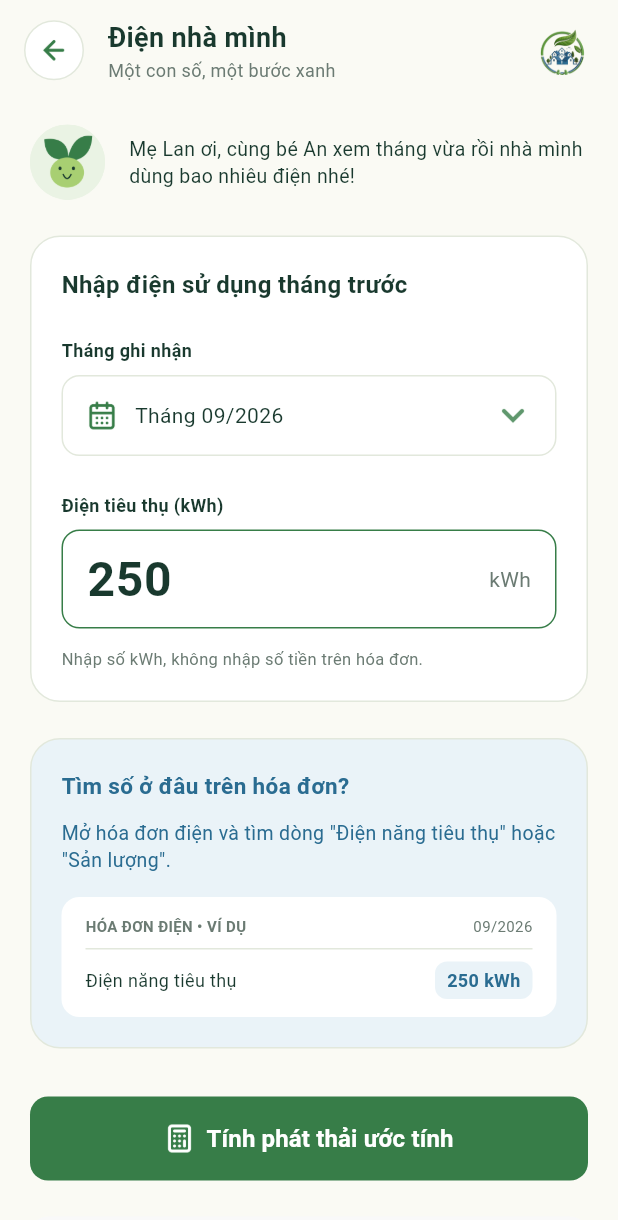
After one commit to HoangAnhEm/SPEI-Community-App, a Flutter app: the InputElectricityScreen screen opened by its route, on a phone screen of 412 x 824 dp. The commit adds this screen. Shown: the top 1220 px of the screen. Run offline on Flutter 3.47's test engine with Material 3 defaults, Android fonts, the phone set to English and light mode, and no system bars; our stand-ins replace dio, flutter_bloc, flutter_secure_storage, get_it, go_router, pinput and 1 more; accounts and stored records are empty.

Commit message:
feat: electricity input Ui

```diff
--- a/lib/src/config/routes/app_routes.dart
+++ b/lib/src/config/routes/app_routes.dart
@@ -10,6 +10,7 @@ import '../../presentation/screens/auth/register_step3_screen.dart';
 import '../../presentation/screens/auth/recovery_step1_screen.dart';
 import '../../presentation/screens/auth/recovery_step3_screen.dart';
 import '../../presentation/screens/main/main_layout_screen.dart';
+import '../../presentation/screens/electricity/input_electricity_screen.dart';
 import '../di/di.dart';
 import '../../presentation/blocs/auth/auth_bloc.dart';
 import '../../presentation/blocs/auth/auth_state.dart';
@@ -54,6 +55,10 @@ final GoRouter appRouter = GoRouter(
     GoRoute(
       path: '/',
       builder: (context, state) => const MainLayoutScreen(),
+    ),
+    GoRoute(
+      path: '/input-electricity',
+      builder: (context, state) => const InputElectricityScreen(),
     ),
     GoRoute(
       path: '/onboarding',
--- a/lib/src/core/constants/app_colors.dart
+++ b/lib/src/core/constants/app_colors.dart
@@ -10,7 +10,7 @@ class AppColors {
   static const Color errorBg = Color(0xFFFEEFEF);
   static const Color successBg = Color(0xFFEAF3E4);
   static const Color blueBg = Color(0xFFEAF3F8);
-  static const Color divider = Color(0xFFE5E9E7);
+  static const Color divider = Color(0xFFE2E8DC);
   static const Color warning = Color(0xFFB37322);
   static const Color warningBg = Color(0xFFFFF4E5);
   static const Color greyText = Color(0xFF6B7B73);
--- a/lib/src/presentation/screens/auth/login_screen.dart
+++ b/lib/src/presentation/screens/auth/login_screen.dart
@@ -195,7 +195,7 @@ class _LoginScreenViewState extends State<_LoginScreenView> {
                         Container(
                           padding: const EdgeInsets.all(16),
                           decoration: BoxDecoration(
-                            color: AppColors.primary,
+                            color: AppColors.errorBg,
                             borderRadius: BorderRadius.circular(12),
                           ),
                           child: Row(
--- a/lib/src/presentation/screens/auth/register_step3_screen.dart
+++ b/lib/src/presentation/screens/auth/register_step3_screen.dart
@@ -57,7 +57,7 @@ class RegisterStep3Screen extends StatelessWidget {
                 decoration: BoxDecoration(
                   color: AppColors.successBg,
                   borderRadius: BorderRadius.circular(16),
-                  border: Border.all(color: Colors.green.withOpacity(0.1)),
+                  border: Border.all(color: AppColors.divider),
                 ),
                 child: Column(
                   children: [
@@ -94,7 +94,7 @@ class RegisterStep3Screen extends StatelessWidget {
                 decoration: BoxDecoration(
                   color: Colors.white,
                   borderRadius: BorderRadius.circular(16),
-                  border: Border.all(color: Colors.grey.shade200),
+                  border: Border.all(color: AppColors.divider),
                 ),
                 child: Column(
                   crossAxisAlignment: CrossAxisAlignment.start,
--- /dev/null
+++ b/lib/src/presentation/screens/electricity/input_electricity_screen.dart
@@ -0,0 +1,303 @@
+import 'package:flutter/material.dart';
+import '../../../../src/core/constants/app_colors.dart';
+import '../../widgets/primary_button.dart';
+import '../../widgets/custom_app_bar.dart';
+
+class InputElectricityScreen extends StatefulWidget {
+  const InputElectricityScreen({super.key});
+
+  @override
+  State<InputElectricityScreen> createState() => _InputElectricityScreenState();
+}
+
+class _InputElectricityScreenState extends State<InputElectricityScreen> {
+  final TextEditingController _kwhController = TextEditingController(text: '250');
+
+  @override
+  void dispose() {
+    _kwhController.dispose();
+    super.dispose();
+  }
+
+  @override
+  Widget build(BuildContext context) {
+    return Scaffold(
+      backgroundColor: AppColors.background,
+      body: SafeArea(
+        child: Column(
+          children: [
+            const CustomAppBar(
+              title: 'Điện nhà mình',
+              subtitle: 'Một con số, một bước xanh',
+            ),
+            Expanded(
+              child: SingleChildScrollView(
+                padding: const EdgeInsets.symmetric(horizontal: 20.0, vertical: 16.0),
+                child: Column(
+                  crossAxisAlignment: CrossAxisAlignment.start,
+                  children: [
+                    _buildTopBanner(),
+                    const SizedBox(height: 24),
+                    _buildFormCard(),
+                    const SizedBox(height: 24),
+                    _buildHelpCard(),
+                    const SizedBox(height: 32),
+                    PrimaryButton(
+                      text: 'Tính phát thải ước tính',
+                      iconPath: 'assets/icons/ic_calculator.png',
+                      fallbackIcon: Icons.calculate_outlined,
+                      onPressed: () {
+                        // TODO: Calculate emission
+                      },
+                    ),
+                    const SizedBox(height: 24),
+                    _buildInfoFooter(),
+                    const SizedBox(height: 24),
+                    const Center(
+                      child: Text(
+                        'Bản mẫu giao diện • Dữ liệu minh họa',
+                        style: TextStyle(fontSize: 10, color: AppColors.greyText),
+                      ),
+                    ),
+                    const SizedBox(height: 24),
+                  ],
+                ),
+              ),
+            ),
+          ],
+        ),
+      ),
+    );
+  }
+
+  Widget _buildTopBanner() {
+    return Row(
+      crossAxisAlignment: CrossAxisAlignment.center,
+      children: [
+        Container(
+          width: 50,
+          height: 50,
+          decoration: const BoxDecoration(
+            color: AppColors.successBg,
+            shape: BoxShape.circle,
+          ),
+          child: Center(
+            child: Image.asset(
+              'assets/icons/ic_sprout_smile.png',
+              width: 50,
+              height: 50,
+              errorBuilder: (context, error, stackTrace) => const Icon(Icons.eco, color: AppColors.primary, size: 24),
+            ),
+          ),
+        ),
+        const SizedBox(width: 16),
+        const Expanded(
+          child: Text(
+            'Mẹ Lan ơi, cùng bé An xem tháng vừa rồi nhà mình dùng bao nhiêu điện nhé!',
+            style: TextStyle(fontSize: 13, color: AppColors.darkText, height: 1.4),
+          ),
+        ),
+      ],
+    );
+  }
+
+  Widget _buildFormCard() {
+    return Container(
+      padding: const EdgeInsets.all(20),
+      decoration: BoxDecoration(
+        color: Colors.white,
+        borderRadius: BorderRadius.circular(20),
+        border: Border.all(color: AppColors.divider),
+      ),
+      child: Column(
+        crossAxisAlignment: CrossAxisAlignment.start,
+        children: [
+          const Text(
+            'Nhập điện sử dụng tháng trước',
+            style: TextStyle(fontSize: 16, fontWeight: FontWeight.bold, color: AppColors.darkText),
+          ),
+          const SizedBox(height: 24),
+          const Text(
+            'Tháng ghi nhận',
+            style: TextStyle(fontSize: 12, fontWeight: FontWeight.bold, color: AppColors.darkText),
+          ),
+          const SizedBox(height: 8),
+          Container(
+            padding: const EdgeInsets.symmetric(horizontal: 16, vertical: 14),
+            decoration: BoxDecoration(
+              color: Colors.white,
+              border: Border.all(color: AppColors.divider),
+              borderRadius: BorderRadius.circular(12),
+            ),
+            child: Row(
+              children: [
+                Image.asset(
+                  'assets/icons/ic_calendar.png',
+                  width: 20,
+                  height: 20,
+                  color: AppColors.primary,
+                  errorBuilder: (context, error, stackTrace) => const Icon(Icons.calendar_today_outlined, color: AppColors.primary, size: 20),
+                ),
+                const SizedBox(width: 12),
+                const Expanded(
+                  child: Text('Tháng 09/2026', style: TextStyle(fontSize: 14, color: AppColors.darkText)),
+                ),
+                Image.asset(
+                  'assets/icons/ic_arrow_down.png',
+                  width: 24,
+                  height: 24,
+                  color: AppColors.primary.withValues(alpha: 0.8),
+                  errorBuilder: (context, error, stackTrace) => Icon(Icons.keyboard_arrow_down, color: AppColors.primary.withValues(alpha: 0.8)),
+                ),
+              ],
+            ),
+          ),
+          const SizedBox(height: 24),
+          const Text(
+            'Điện tiêu thụ (kWh)',
+            style: TextStyle(fontSize: 12, fontWeight: FontWeight.bold, color: AppColors.darkText),
+          ),
+          const SizedBox(height: 8),
+          Container(
+            padding: const EdgeInsets.symmetric(horizontal: 16, vertical: 8),
+            decoration: BoxDecoration(
+              color: Colors.white,
+              border: Border.all(color: AppColors.primary),
+              borderRadius: BorderRadius.circular(12),
+            ),
+            child: Row(
+              crossAxisAlignment: CrossAxisAlignment.center,
+              children: [
+                Expanded(
+                  child: TextField(
+                    controller: _kwhController,
+                    keyboardType: TextInputType.number,
+                    style: const TextStyle(fontSize: 32, fontWeight: FontWeight.bold, color: AppColors.darkText),
+                    decoration: const InputDecoration(
+                      border: InputBorder.none,
+                      isDense: true,
+                      contentPadding: EdgeInsets.zero,
+                    ),
+                  ),
+                ),
+                const Text(
+                  'kWh',
+                  style: TextStyle(fontSize: 14, color: AppColors.subText),
+                ),
+              ],
+            ),
+          ),
+          const SizedBox(height: 12),
+          const Text(
+            'Nhập số kWh, không nhập số tiền trên hóa đơn.',
+            style: TextStyle(fontSize: 11, color: AppColors.subText),
+          ),
+        ],
+      ),
+    );
+  }
+
+  Widget _buildHelpCard() {
+    return Container(
+      padding: const EdgeInsets.all(20),
+      decoration: BoxDecoration(
+        color: AppColors.blueBg,
+        border: Border.all(color: AppColors.divider),
+        borderRadius: BorderRadius.circular(20),
+      ),
+      child: Column(
+        crossAxisAlignment: CrossAxisAlignment.start,
+        children: [
+          const Text(
+            'Tìm số ở đâu trên hóa đơn?',
+            style: TextStyle(fontSize: 15, fontWeight: FontWeight.bold, color: AppColors.bluePrimary),
+          ),
+          const SizedBox(height: 12),
+          const Text(
+            'Mở hóa đơn điện và tìm dòng "Điện năng tiêu thụ" hoặc "Sản lượng".',
+            style: TextStyle(fontSize: 13, color: AppColors.bluePrimary, height: 1.4),
+          ),
+          const SizedBox(height: 16),
+          Container(
+            padding: const EdgeInsets.symmetric(horizontal: 16, vertical: 12),
+            decoration: BoxDecoration(
+              color: Colors.white,
+              borderRadius: BorderRadius.circular(12),
+            ),
+            child: Column(
+              children: [
+                const Row(
+                  mainAxisAlignment: MainAxisAlignment.spaceBetween,
+                  children: [
+                    Text('HÓA ĐƠN ĐIỆN • VÍ DỤ', style: TextStyle(fontSize: 10, fontWeight: FontWeight.bold, color: AppColors.greyText)),
+                    Text('09/2026', style: TextStyle(fontSize: 10, color: AppColors.greyText)),
+                  ],
+                ),
+                const Padding(
+                  padding: EdgeInsets.symmetric(vertical: 8.0),
+                  child: Divider(color: AppColors.divider, height: 1),
+                ),
+                Row(
+                  mainAxisAlignment: MainAxisAlignment.spaceBetween,
+                  children: [
+                    const Text('Điện năng tiêu thụ', style: TextStyle(fontSize: 12, color: AppColors.darkText)),
+                    Container(
+                      padding: const EdgeInsets.symmetric(horizontal: 8, vertical: 4),
+                      decoration: BoxDecoration(
+                        color: AppColors.blueBg,
+                        borderRadius: BorderRadius.circular(8),
+                      ),
+                      child: const Text(
+                        '250 kWh',
+                        style: TextStyle(fontSize: 12, fontWeight: FontWeight.bold, color: AppColors.bluePrimary),
+                      ),
+                    ),
+                  ],
+                ),
+              ],
+            ),
+          ),
+        ],
+      ),
+    );
+  }
+
+  Widget _buildInfoFooter() {
+    return Container(
+      padding: const EdgeInsets.all(16),
+      decoration: BoxDecoration(
+        color: const Color(0xFFF9F9F9),
+        borderRadius: BorderRadius.circular(12),
+      ),
+      child: Column(
+        children: [
+          Row(
+            crossAxisAlignment: CrossAxisAlignment.start,
+            children: [
+              Image.asset(
+                'assets/icons/ic_info.png',
+                width: 16,
+                height: 16,
+                color: AppColors.subText,
+                errorBuilder: (context, error, stackTrace) => const Icon(Icons.info_outline, size: 16, color: AppColors.subText),
+              ),
+              const SizedBox(width: 12),
+              const Expanded(
+                child: Text(
+                  'Cách tính: kWh × 0,6592 kg CO₂e/kWh. Hệ số minh họa — cần cập nhật theo nguồn công bố chính thức.',
+                  style: TextStyle(fontSize: 11, color: AppColors.subText, height: 1.4),
+                ),
+              ),
+            ],
+          ),
+          const SizedBox(height: 16),
+          const Text(
+            'Ước tính từ điện sử dụng, không phải toàn bộ dấu chân carbon.',
+            style: TextStyle(fontSize: 11, color: AppColors.subText),
+            textAlign: TextAlign.center,
+          ),
+        ],
+      ),
+    );
+  }
+}
--- a/lib/src/presentation/screens/home/home_screen.dart
+++ b/lib/src/presentation/screens/home/home_screen.dart
@@ -1,4 +1,5 @@
 import 'package:flutter/material.dart';
+import 'package:go_router/go_router.dart';
 import '../../../../src/core/constants/app_colors.dart';
 
 class HomeScreen extends StatelessWidget {
@@ -33,7 +34,7 @@ class HomeScreen extends StatelessWidget {
                 ),
               ),
               const SizedBox(height: 18),
-              _buildGridMenu(),
+              _buildGridMenu(context),
               const SizedBox(height: 12),
               _buildTaskCard(),
               const SizedBox(height: 18),
@@ -286,7 +287,7 @@ class HomeScreen extends StatelessWidget {
     );
   }
 
-  Widget _buildGridMenu() {
+  Widget _buildGridMenu(BuildContext context) {
     return GridView.count(
       crossAxisCount: 2,
       shrinkWrap: true,
@@ -295,7 +296,9 @@ class HomeScreen extends StatelessWidget {
       mainAxisSpacing: 16,
       childAspectRatio: 1.4,
       children: [
-        _buildGridItem('assets/icons/feature_electric.png', AppColors.primary, AppColors.successBg, 'Tính phát thải', 'Từ điện sử dụng'),
+        _buildGridItem('assets/icons/feature_electric.png', AppColors.primary, AppColors.successBg, 'Tính phát thải', 'Từ điện sử dụng', onTap: () {
+          context.push('/input-electricity');
+        }),
         _buildGridItem('assets/icons/ic_chat_bubble.png', AppColors.bluePrimary, AppColors.blueBg,'Hỏi bạn Mầm AI', 'Học xanh cùng con'),
         _buildGridItem('assets/icons/ic_camera.png', AppColors.bluePrimary, AppColors.blueBg,'Gửi phản ánh', 'Góp ý môi trường'),
         _buildGridItem('assets/icons/feature_gift.png', AppColors.primary, AppColors.successBg,'Đổi quà xanh', 'Quà cho cả nhà'),
@@ -303,10 +306,12 @@ class HomeScreen extends StatelessWidget {
     );
   }
 
-  Widget _buildGridItem(String iconAsset, Color iconColor,Color iconBgColor, String title, String subtitle) {
-    return Container(
-      padding: const EdgeInsets.all(16),
-      decoration: BoxDecoration(
+  Widget _buildGridItem(String iconAsset, Color iconColor,Color iconBgColor, String title, String subtitle, {VoidCallback? onTap}) {
+    return GestureDetector(
+      onTap: onTap,
+      child: Container(
+        padding: const EdgeInsets.all(16),
+        decoration: BoxDecoration(
         color: Colors.white,
         border: Border.all(color: Colors.grey.shade200),
         borderRadius: BorderRadius.circular(20),
@@ -346,6 +351,7 @@ class HomeScreen extends StatelessWidget {
             style: const TextStyle(fontSize: 11, color: AppColors.subText),
           ),
         ],
+      ),
       ),
     );
   }
--- /dev/null
+++ b/lib/src/presentation/widgets/custom_app_bar.dart
@@ -0,0 +1,71 @@
+import 'package:flutter/material.dart';
+import 'package:go_router/go_router.dart';
+import '../../core/constants/app_colors.dart';
+
+class CustomAppBar extends StatelessWidget {
+  final String title;
+  final String subtitle;
+  final VoidCallback? onBack;
+
+  const CustomAppBar({
+    super.key,
+    required this.title,
+    required this.subtitle,
+    this.onBack,
+  });
+
+  @override
+  Widget build(BuildContext context) {
+    return Padding(
+      padding: const EdgeInsets.symmetric(horizontal: 16.0, vertical: 12.0),
+      child: Row(
+        children: [
+          InkWell(
+            onTap: onBack ?? () => context.pop(),
+            borderRadius: BorderRadius.circular(24),
+            child: Container(
+              width: 40,
+              height: 40,
+              decoration: BoxDecoration(
+                color: Colors.white,
+                shape: BoxShape.circle,
+                border: Border.all(color: AppColors.divider),
+              ),
+              child: Center(
+                child: Image.asset(
+                  'assets/icons/ic_back.png',
+                  width: 20,
+                  height: 20,
+                  color: AppColors.primary,
+                  errorBuilder: (context, error, stackTrace) => const Icon(Icons.arrow_back, color: AppColors.primary, size: 20),
+                ),
+              ),
+            ),
+          ),
+          const SizedBox(width: 16),
+          Expanded(
+            child: Column(
+              crossAxisAlignment: CrossAxisAlignment.start,
+              children: [
+                Text(
+                  title,
+                  style: const TextStyle(fontSize: 18, fontWeight: FontWeight.bold, color: AppColors.darkText),
+                ),
+                Text(
+                  subtitle,
+                  style: const TextStyle(fontSize: 12, color: AppColors.subText),
+                ),
+              ],
+            ),
+          ),
+          Image.asset(
+            'assets/icons/logo.png',
+            width: 44,
+            height: 33,
+            errorBuilder: (context, error, stackTrace) => const Icon(Icons.eco, color: AppColors.primary),
+          ),
+        ],
+      ),
+    );
+  }
+}
--- a/lib/src/presentation/widgets/primary_button.dart
+++ b/lib/src/presentation/widgets/primary_button.dart
@@ -5,6 +5,7 @@ class PrimaryButton extends StatelessWidget {
   final String text;
   final VoidCallback onPressed;
   final String? iconPath;
+  final IconData? fallbackIcon;
   final bool isLoading;
   final bool isDisabled;
 
@@ -13,6 +14,7 @@ class PrimaryButton extends StatelessWidget {
     required this.text,
     required this.onPressed,
     this.iconPath,
+    this.fallbackIcon,
     this.isLoading = false,
     this.isDisabled = false,
   });
@@ -52,7 +54,9 @@ class PrimaryButton extends StatelessWidget {
                       width: 20,
                       height: 20,
                       color: Colors.white,
-                      errorBuilder: (context, error, stackTrace) => const SizedBox(width: 20, height: 20),
+                      errorBuilder: (context, error, stackTrace) => fallbackIcon != null
+                          ? Icon(fallbackIcon, color: Colors.white, size: 20)
+                          : const SizedBox(width: 20, height: 20),
                     ),
                     const SizedBox(width: 8),
                   ],
```
Also changed, not shown: assets/icons/ic_arrow_down.png (added), assets/icons/ic_calculator.png (added), assets/icons/ic_calendar.png (added).
